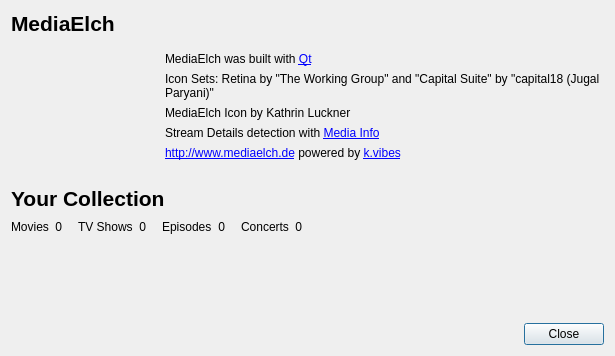
Komet/MediaElch, file main/AboutDialog.ui: the form before one commit.
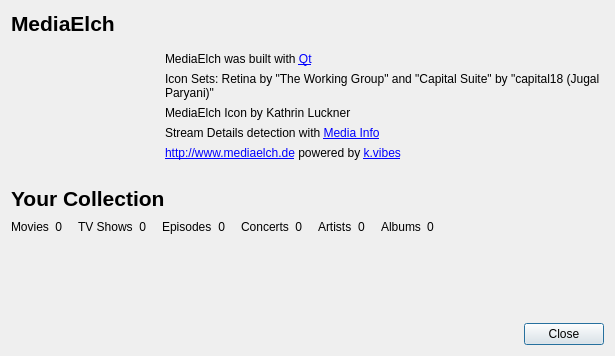
The form after the commit. Icons and pictures are not drawn.

Diff of the .ui file:
```diff
--- a/main/AboutDialog.ui
+++ b/main/AboutDialog.ui
@@ -317,6 +317,66 @@
        </property>
       </widget>
      </item>
+     <item>
+      <spacer name="horizontalSpacer">
+       <property name="orientation">
+        <enum>Qt::Horizontal</enum>
+       </property>
+       <property name="sizeType">
+        <enum>QSizePolicy::Fixed</enum>
+       </property>
+       <property name="sizeHint" stdset="0">
+        <size>
+         <width>10</width>
+         <height>20</height>
+        </size>
+       </property>
+      </spacer>
+     </item>
+     <item>
+      <widget class="QLabel" name="label">
+       <property name="text">
+        <string>Artists</string>
+       </property>
+      </widget>
+     </item>
+     <item>
+      <widget class="QLabel" name="numArtists">
+       <property name="text">
+        <string>0</string>
+       </property>
+      </widget>
+     </item>
+     <item>
+      <spacer name="horizontalSpacer_7">
+       <property name="orientation">
+        <enum>Qt::Horizontal</enum>
+       </property>
+       <property name="sizeType">
+        <enum>QSizePolicy::Fixed</enum>
+       </property>
+       <property name="sizeHint" stdset="0">
+        <size>
+         <width>10</width>
+         <height>20</height>
+        </size>
+       </property>
+      </spacer>
+     </item>
+     <item>
+      <widget class="QLabel" name="label_13">
+       <property name="text">
+        <string>Albums</string>
+       </property>
+      </widget>
+     </item>
+     <item>
+      <widget class="QLabel" name="numAlbums">
+       <property name="text">
+        <string>0</string>
+       </property>
+      </widget>
+     </item>
      <item>
       <spacer name="horizontalSpacer_6">
        <property name="orientation">
```
